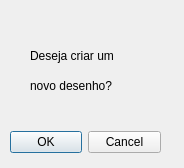
Before: the Qt Designer form Sculptor/dialog.ui in rosapedrosa/interface-projeto-pa, drawn with Qt 5.
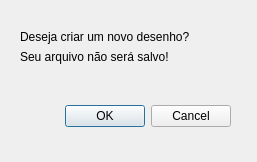
After: the same form once the commit is applied.

What changed in the file:
```diff
--- a/Sculptor/dialog.ui
+++ b/Sculptor/dialog.ui
@@ -6,54 +6,61 @@
    <rect>
     <x>0</x>
     <y>0</y>
-    <width>184</width>
-    <height>168</height>
+    <width>257</width>
+    <height>162</height>
    </rect>
   </property>
   <property name="windowTitle">
    <string>Dialog</string>
   </property>
-  <widget class="QDialogButtonBox" name="buttonBox">
+  <widget class="QWidget" name="">
    <property name="geometry">
     <rect>
-     <x>10</x>
-     <y>130</y>
-     <width>151</width>
-     <height>25</height>
+     <x>20</x>
+     <y>30</y>
+     <width>211</width>
+     <height>97</height>
     </rect>
    </property>
-   <property name="orientation">
-    <enum>Qt::Horizontal</enum>
-   </property>
-   <property name="standardButtons">
-    <set>QDialogButtonBox::Cancel|QDialogButtonBox::Ok</set>
-   </property>
-  </widget>
-  <widget class="QLabel" name="label">
-   <property name="geometry">
-    <rect>
-     <x>30</x>
-     <y>40</y>
-     <width>111</width>
-     <height>31</height>
-    </rect>
-   </property>
-   <property name="text">
-    <string>Deseja criar um</string>
-   </property>
-  </widget>
-  <widget class="QLabel" name="label_2">
-   <property name="geometry">
-    <rect>
-     <x>30</x>
-     <y>70</y>
-     <width>101</width>
-     <height>31</height>
-    </rect>
-   </property>
-   <property name="text">
-    <string>novo desenho?</string>
-   </property>
+   <layout class="QVBoxLayout" name="verticalLayout">
+    <item>
+     <widget class="QLabel" name="label">
+      <property name="text">
+       <string>Deseja criar um novo desenho?</string>
+      </property>
+     </widget>
+    </item>
+    <item>
+     <widget class="QLabel" name="label_3">
+      <property name="text">
+       <string>Seu arquivo não será salvo!</string>
+      </property>
+     </widget>
+    </item>
+    <item>
+     <spacer name="verticalSpacer">
+      <property name="orientation">
+       <enum>Qt::Vertical</enum>
+      </property>
+      <property name="sizeHint" stdset="0">
+       <size>
+        <width>20</width>
+        <height>18</height>
+       </size>
+      </property>
+     </spacer>
+    </item>
+    <item>
+     <widget class="QDialogButtonBox" name="buttonBox">
+      <property name="orientation">
+       <enum>Qt::Horizontal</enum>
+      </property>
+      <property name="standardButtons">
+       <set>QDialogButtonBox::Cancel|QDialogButtonBox::Ok</set>
+      </property>
+     </widget>
+    </item>
+   </layout>
   </widget>
  </widget>
  <resources/>
```
